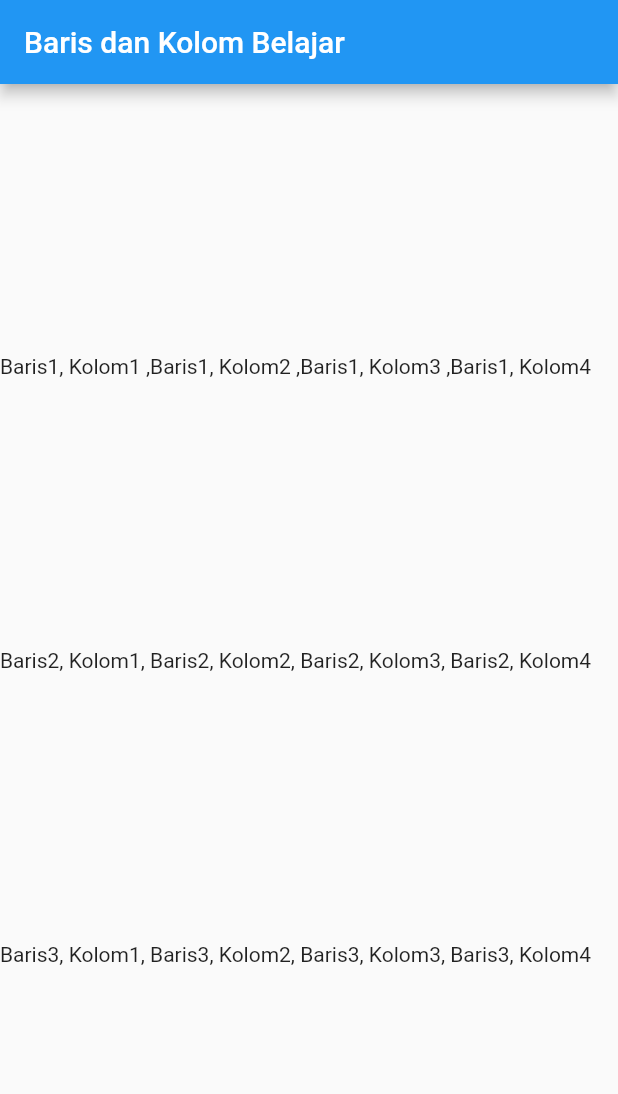
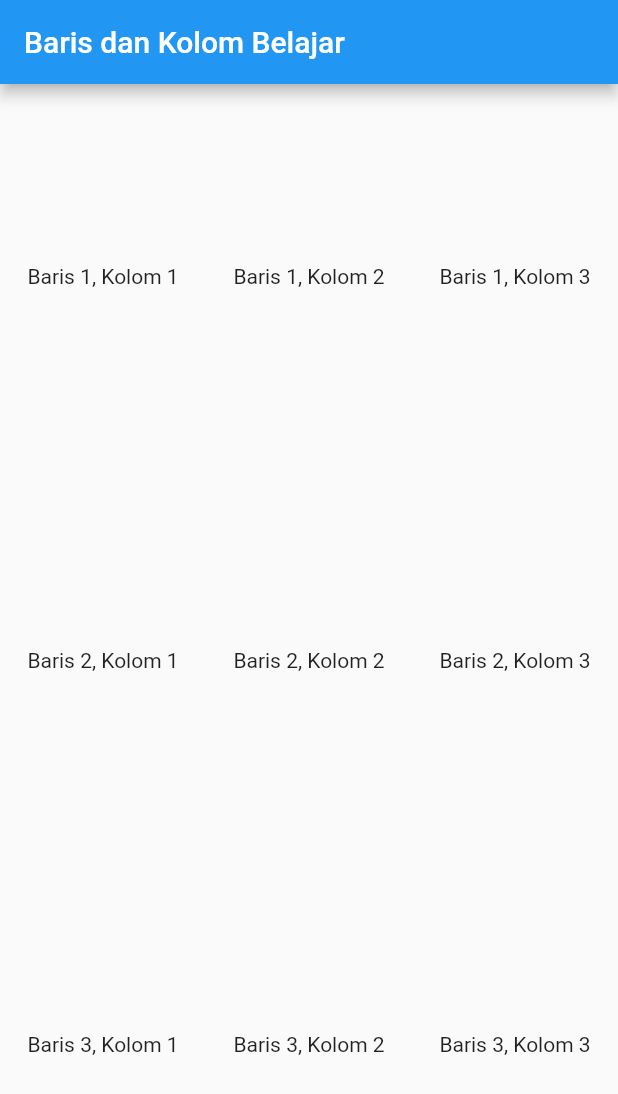
Before and after one commit to siihasann/flutter_application_hasn, a Flutter app: the screen it shows after launch, on a phone screen of 412 x 824 dp. Shown: the top 1094 px of the screen. Run offline on Flutter 3.47's test engine with Material 2 defaults, Android fonts, the phone set to English and light mode, and no system bars.

Commit message:
memperbaiki baris dan kolom

```diff
--- a/lib/baris_kolom.dart
+++ b/lib/baris_kolom.dart
@@ -9,27 +9,33 @@ class BarisKolom extends StatelessWidget {
       appBar: AppBar(
         title: const Text("Baris dan Kolom Belajar"),
       ),
-      body: Column(
-        mainAxisAlignment: MainAxisAlignment.spaceEvenly,
+      body: Row(
+        mainAxisAlignment: MainAxisAlignment.spaceAround,
         children: [
-          Row(children: const [
-            Text("Baris1, Kolom1 ,"),
-            Text("Baris1, Kolom2 ,"),
-            Text("Baris1, Kolom3 ,"),
-            Text("Baris1, Kolom4 ")
-          ]),
-          Row(children: const [
-            Text("Baris2, Kolom1, "),
-            Text("Baris2, Kolom2, "),
-            Text("Baris2, Kolom3, "),
-            Text("Baris2, Kolom4 ")
-          ]),
-          Row(children: const [
-            Text("Baris3, Kolom1, "),
-            Text("Baris3, Kolom2, "),
-            Text("Baris3, Kolom3, "),
-            Text("Baris3, Kolom4 ")
-          ])
+          for (var i = 1; i < 4; i++)
+            Column(
+              mainAxisAlignment: MainAxisAlignment.spaceAround,
+              children: [
+                for (var j = 1; j < 4; j++) Text("Baris $j, Kolom $i")
+              ],
+            )
+          //   Text("Baris1, Kolom1 ,"),
+          //   Text("Baris1, Kolom2 ,"),
+          //   Text("Baris1, Kolom3 ,"),
+          //   Text("Baris1, Kolom4 ")
+          // ]),
+          // Row(children: const [
+          //   Text("Baris2, Kolom1, "),
+          //   Text("Baris2, Kolom2, "),
+          //   Text("Baris2, Kolom3, "),
+          //   Text("Baris2, Kolom4 ")
+          // ]),
+          // Row(children: const [
+          //   Text("Baris3, Kolom1, "),
+          //   Text("Baris3, Kolom2, "),
+          //   Text("Baris3, Kolom3, "),
+          //   Text("Baris3, Kolom4 ")
+          // ])
         ],
       ),
     );
```
